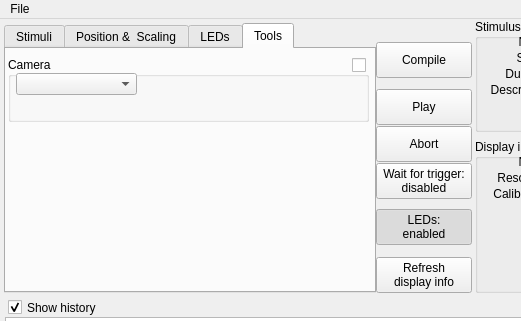
eulerlab/QDSpy, file QDSpy_GUI_main.ui: the form before one commit; both pictures show x 0 to 521 and y 0 to 321 of the 780 by 560 pixel window.
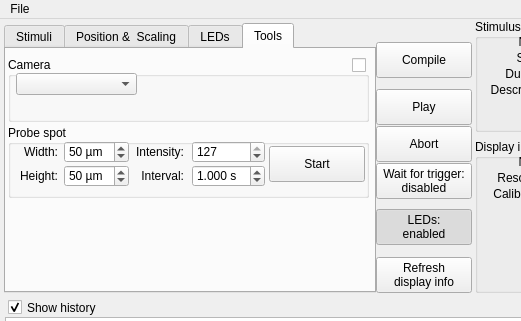
The form after the commit. The open tabs and pages were chosen to show the change. Icons and pictures are not drawn.

Commit message: Added live center probe function by Tom Boissonnet

What changed in the file:
```diff
--- a/QDSpy_GUI_main.ui
+++ b/QDSpy_GUI_main.ui
@@ -1366,6 +1366,199 @@
        </property>
       </widget>
      </widget>
+     <widget class="QGroupBox" name="groupBoxProbeParameters">
+      <property name="geometry">
+       <rect>
+        <x>2</x>
+        <y>76</y>
+        <width>361</width>
+        <height>73</height>
+       </rect>
+      </property>
+      <property name="title">
+       <string>Probe spot</string>
+      </property>
+      <widget class="QLabel" name="probe_width_label">
+       <property name="geometry">
+        <rect>
+         <x>0</x>
+         <y>16</y>
+         <width>50</width>
+         <height>22</height>
+        </rect>
+       </property>
+       <property name="text">
+        <string>Width:</string>
+       </property>
+       <property name="alignment">
+        <set>Qt::AlignRight|Qt::AlignTrailing|Qt::AlignVCenter</set>
+       </property>
+      </widget>
+      <widget class="QLabel" name="probe_height_label">
+       <property name="geometry">
+        <rect>
+         <x>0</x>
+         <y>40</y>
+         <width>50</width>
+         <height>22</height>
+        </rect>
+       </property>
+       <property name="text">
+        <string>Height:</string>
+       </property>
+       <property name="alignment">
+        <set>Qt::AlignRight|Qt::AlignTrailing|Qt::AlignVCenter</set>
+       </property>
+      </widget>
+      <widget class="QLabel" name="probe_intensity_2">
+       <property name="geometry">
+        <rect>
+         <x>126</x>
+         <y>16</y>
+         <width>50</width>
+         <height>22</height>
+        </rect>
+       </property>
+       <property name="text">
+        <string>Intensity:</string>
+       </property>
+       <property name="alignment">
+        <set>Qt::AlignRight|Qt::AlignTrailing|Qt::AlignVCenter</set>
+       </property>
+      </widget>
+      <widget class="QLabel" name="spinBox_probe_interval_label">
+       <property name="geometry">
+        <rect>
+         <x>126</x>
+         <y>40</y>
+         <width>50</width>
+         <height>22</height>
+        </rect>
+       </property>
+       <property name="text">
+        <string>Interval:</string>
+       </property>
+       <property name="alignment">
+        <set>Qt::AlignRight|Qt::AlignTrailing|Qt::AlignVCenter</set>
+       </property>
+      </widget>
+      <widget class="QSpinBox" name="spinBox_probe_width">
+       <property name="geometry">
+        <rect>
+         <x>56</x>
+         <y>16</y>
+         <width>65</width>
+         <height>22</height>
+        </rect>
+       </property>
+       <property name="suffix">
+        <string> µm</string>
+       </property>
+       <property name="minimum">
+        <number>1</number>
+       </property>
+       <property name="maximum">
+        <number>1000</number>
+       </property>
+       <property name="singleStep">
+        <number>10</number>
+       </property>
+       <property name="value">
+        <number>50</number>
+       </property>
+      </widget>
+      <widget class="QSpinBox" name="spinBox_probe_height">
+       <property name="geometry">
+        <rect>
+         <x>56</x>
+         <y>40</y>
+         <width>65</width>
+         <height>22</height>
+        </rect>
+       </property>
+       <property name="suffix">
+        <string> µm</string>
+       </property>
+       <property name="minimum">
+        <number>1</number>
+       </property>
+       <property name="maximum">
+        <number>1000</number>
+       </property>
+       <property name="singleStep">
+        <number>10</number>
+       </property>
+       <property name="value">
+        <number>50</number>
+       </property>
+      </widget>
+      <widget class="QSpinBox" name="spinBox_probe_intensity">
+       <property name="geometry">
+        <rect>
+         <x>184</x>
+         <y>16</y>
+         <width>73</width>
+         <height>22</height>
+        </rect>
+       </property>
+       <property name="layoutDirection">
+        <enum>Qt::LeftToRight</enum>
+       </property>
+       <property name="minimum">
+        <number>1</number>
+       </property>
+       <property name="maximum">
+        <number>127</number>
+       </property>
+       <property name="singleStep">
+        <number>10</number>
+       </property>
+       <property name="value">
+        <number>127</number>
+       </property>
+      </widget>
+      <widget class="QDoubleSpinBox" name="spinBox_probe_interval">
+       <property name="geometry">
+        <rect>
+         <x>184</x>
+         <y>40</y>
+         <width>73</width>
+         <height>22</height>
+        </rect>
+       </property>
+       <property name="suffix">
+        <string> s</string>
+       </property>
+       <property name="decimals">
+        <number>3</number>
+       </property>
+       <property name="minimum">
+        <double>0.050000000000000</double>
+       </property>
+       <property name="maximum">
+        <double>100.000000000000000</double>
+       </property>
+       <property name="singleStep">
+        <double>0.500000000000000</double>
+       </property>
+       <property name="value">
+        <double>1.000000000000000</double>
+       </property>
+      </widget>
+      <widget class="QPushButton" name="btnProbeStart">
+       <property name="geometry">
+        <rect>
+         <x>261</x>
+         <y>21</y>
+         <width>96</width>
+         <height>36</height>
+        </rect>
+       </property>
+       <property name="text">
+        <string>Start</string>
+       </property>
+      </widget>
+     </widget>
     </widget>
    </widget>
    <widget class="QTextBrowser" name="textBrowserHistory">
```
Left out of the diff: 2 changed lines with no effect on the pictures. The commit also changes 7 other files.
